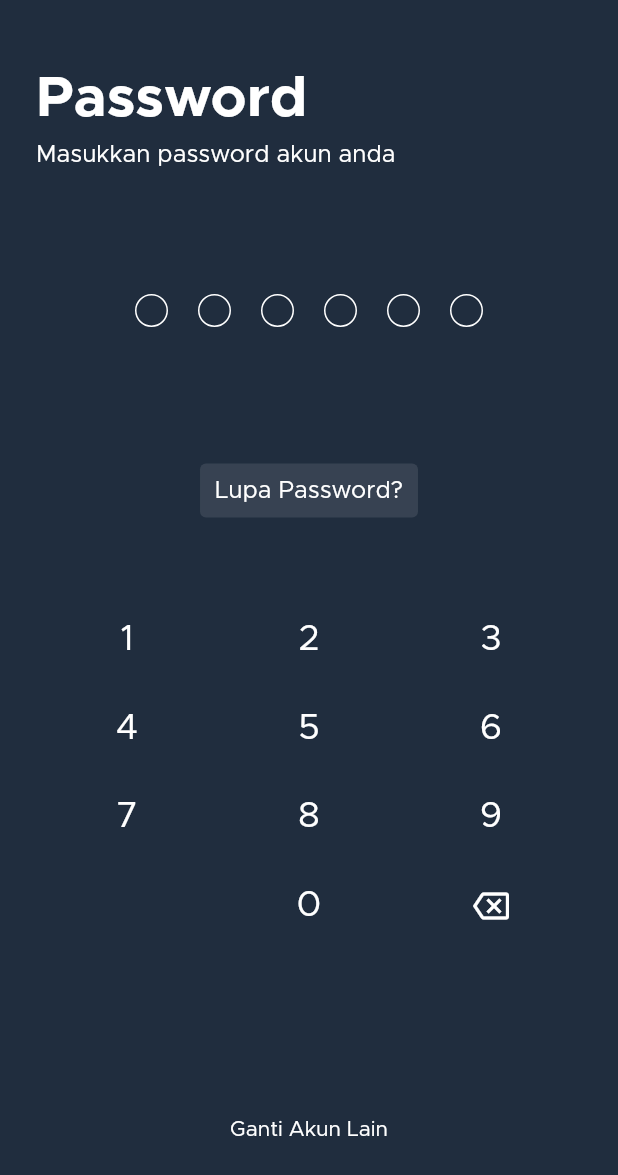
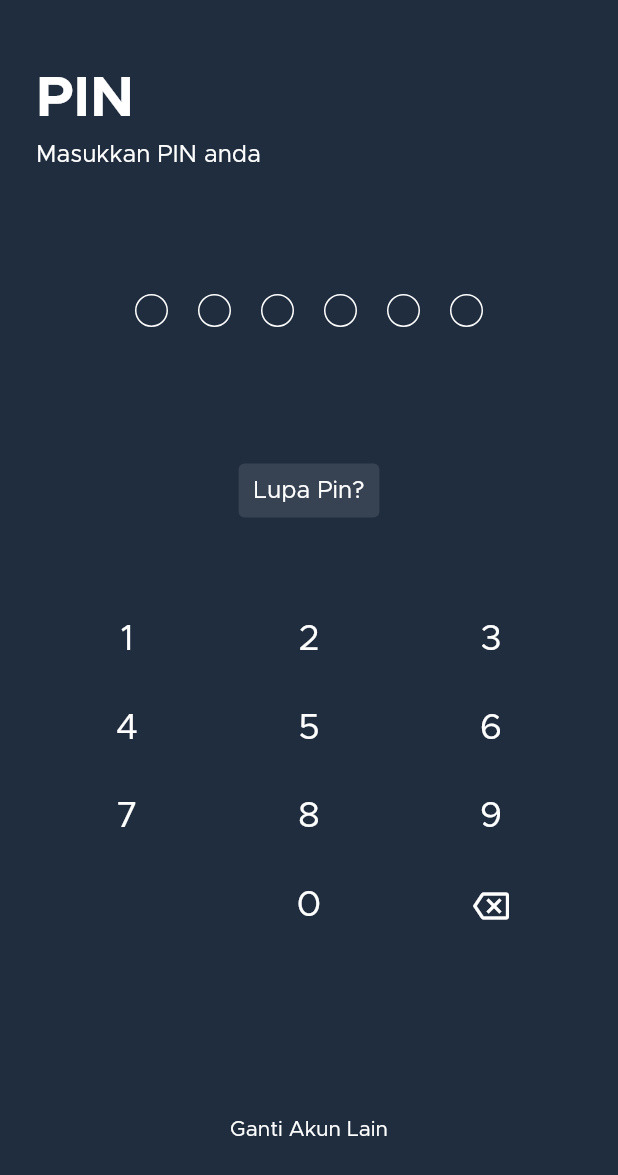
Before and after one commit to arifsaqa/cc-gold, a Flutter app: the Password screen opened directly, on a phone screen of 412 x 824 dp. Shown: the top 1175 px of the screen. Run offline on Flutter 3.47's test engine with Material 2 defaults, Android fonts, the phone set to English and light mode, and no system bars; our stand-ins replace fl_chart, flutter_spinkit, fluttertoast, get, shared_preferences; accounts and stored records are empty.

```diff
--- a/lib/main.dart
+++ b/lib/main.dart
@@ -1,6 +1,6 @@
 import 'package:flutter/material.dart';
+import 'package:get/route_manager.dart';
 import 'package:learnUI/constants/colors.dart';
-import 'package:learnUI/constants/fontSizes.dart';
 import 'package:learnUI/screens/goldGraphSreen/GoldGraphScreen.dart';
 import 'package:learnUI/screens/home/HomeScreen.dart';
 import 'package:learnUI/screens/notifications/notificationScreen.dart';
@@ -32,7 +32,7 @@ class _AppState extends State<MyApp> {
 
   @override
   Widget build(BuildContext context) {
-    return MaterialApp(
+    return GetMaterialApp(
       debugShowCheckedModeBanner: false,
       theme: ThemeData(
           scaffoldBackgroundColor: Colors.white,
--- /dev/null
+++ b/lib/models/User.dart
@@ -0,0 +1,94 @@
+// To parse this JSON data, do
+//
+//     final userData = userDataFromJson(jsonString);
+
+import 'dart:convert';
+
+UserData userDataFromJson(String str) =>
+    UserData.fromJson(json.decode(str) as Map<String, dynamic>);
+
+String userDataToJson(UserData data) => json.encode(data.toJson());
+
+class UserData {
+  UserData({
+    this.status,
+    this.user,
+    this.token,
+    this.isDeviceMatch,
+  });
+
+  dynamic status;
+  User? user;
+  dynamic token;
+  dynamic isDeviceMatch;
+
+  factory UserData.fromJson(Map<String, dynamic> json) => UserData(
+        status: json["status"],
+        user: User.fromJson(json["user"] as Map<String, dynamic>),
+        token: json["token"],
+        isDeviceMatch: json["isDeviceMatch"],
+      );
+
+  Map<String, dynamic> toJson() => <String, dynamic>{
+        "status": status,
+        "user": user!.toJson(),
+        "token": token,
+        "isDeviceMatch": isDeviceMatch,
+      };
+}
+
+class User {
+  User({
+    required this.id,
+    required this.name,
+    required this.email,
+    required this.phone,
+    required this.image,
+    required this.role,
+    required this.isVerified,
+    required this.deviceId,
+    this.emailVerifiedAt,
+    required this.createdAt,
+    required this.updatedAt,
+  });
+
+  dynamic id;
+  dynamic name;
+  dynamic email;
+  dynamic phone;
+  dynamic image;
+  dynamic role;
+  dynamic isVerified;
+  dynamic deviceId;
+  dynamic emailVerifiedAt;
+  dynamic createdAt;
+  dynamic updatedAt;
+
+  factory User.fromJson(Map<String, dynamic> json) => User(
+        id: json["id"],
+        name: json["name"],
+        email: json["email"],
+        phone: json["phone"],
+        image: json["image"],
+        role: json["role"],
+        isVerified: json["isVerified"],
+        deviceId: json["deviceId"],
+        emailVerifiedAt: json["email_verified_at"],
+        createdAt: DateTime.parse(json["created_at"] as String),
+        updatedAt: DateTime.parse(json["updated_at"] as String),
+      );
+
+  Map<String, dynamic> toJson() => <String, dynamic>{
+        "id": id,
+        "name": name,
+        "email": email,
+        "phone": phone,
+        "image": image,
+        "role": role,
+        "isVerified": isVerified,
+        "deviceId": deviceId,
+        "email_verified_at": emailVerifiedAt,
+        "created_at": createdAt.toIso8601String(),
+        "updated_at": updatedAt.toIso8601String(),
+      };
+}
--- a/lib/screens/welcome/password.dart
+++ b/lib/screens/welcome/password.dart
@@ -1,6 +1,12 @@
 import 'package:flutter/material.dart';
+import 'package:flutter_spinkit/flutter_spinkit.dart';
+import 'package:get/get.dart';
 import 'package:learnUI/constants/colors.dart';
 import 'package:learnUI/constants/fontSizes.dart';
+import 'package:learnUI/controllers/userController.dart';
+import 'package:shared_preferences/shared_preferences.dart';
+
+enum StateStatus { done, not }
 
 class Password extends StatefulWidget {
   final Widget redirecto;
@@ -12,8 +18,12 @@ class Password extends StatefulWidget {
 }
 
 class _StatePassword extends State<Password> {
+  final UserController controller = Get.put(UserController());
+  final key = new GlobalKey<ScaffoldState>();
   String _typedPassword = '';
+  // bool isLoading = false;
   void onTap() {
+    if (mounted) {
       setState(() {
         if (_typedPassword.length > 0) {
           String finalStr =
@@ -23,48 +33,78 @@ class _StatePassword extends State<Password> {
         }
       });
     }
+  }
 
   void onPress() {
+    if (mounted) {
       setState(() {
         if (_typedPassword.length > 0) {
           _typedPassword = '';
         }
       });
     }
+  }
 
   void inputController(String input) {
+    if (mounted) {
       setState(() {
         if (_typedPassword.length <= 6) {
           _typedPassword += input;
         }
       });
     }
+  }
 
   void cekPassword() async {
-    int cek = await _typedPassword.length;
-    if (cek == 6) {
-      Navigator.push<void>(
+    SharedPreferences ref = await SharedPreferences.getInstance();
+    String? phone = await ref.getString("phone");
+    if (mounted) {
+      // setState(() {
+      //   isLoading = true;
+      // });
+      await controller.login(_typedPassword);
+      if (controller.user.value.user != null) {
+        await Navigator.pushReplacement<void, void>(
             context, MaterialPageRoute(builder: (context) => widget.redirecto));
+        // setState(() {
+        //   isLoading = false;
+        // });
+      }
+    }
+  }
+
+  StateStatus cekchit() {
+    if (_typedPassword == 6) {
+      return StateStatus.done;
     } else {
-      print(_typedPassword);
+      return StateStatus.not;
     }
   }
 
   @override
+  void dispose() {
+    super.dispose();
+  }
+
+  @override
   Widget build(BuildContext context) {
+    const spinkit = SpinKitCircle(
+      color: Colors.white,
+      size: 50.0,
+    );
+
     Size size = MediaQuery.of(context).size;
-    cekPassword();
+    if (mounted) {
+      _typedPassword.length == 6 ? cekPassword() : "";
+      // _asu == true
+      //     ? Get.snackbar<void>('User 123', 'Successfully created',
+      //         snackPosition: SnackPosition.BOTTOM)
+      //     : "";
+    }
+
     return SafeArea(
       child: Scaffold(
-          // appBar: PreferredSize(
-          //   preferredSize: whereTo
-          //       ? Size.fromHeight(150.0)
-          //       : Size.fromHeight(0), // here the des
-          //   child: AppBar(
-          //     automaticallyImplyLeading: whereTo,
-          //     // toolbarHeight: whereTo ? 150 : 0,
-          //   ),
-          // ),
+          key: key,
           body: SingleChildScrollView(
               child: Container(
             height: size.height,
@@ -85,7 +125,7 @@ class _StatePassword extends State<Password> {
                                 bottom: 10,
                               ),
                               child: Text(
-                            "Password",
+                                "PIN",
                                 textScaleFactor: 1.0,
                                 style: TextStyle(
                                   fontFamily: "MetroBold",
@@ -99,7 +139,7 @@ class _StatePassword extends State<Password> {
                           children: [
                             Expanded(
                               child: Text(
-                            "Masukkan password akun anda",
+                                "Masukkan PIN anda",
                                 textScaleFactor: 1.0,
                                 style: TextStyle(
                                   fontSize: sm,
@@ -146,15 +186,33 @@ class _StatePassword extends State<Password> {
                             (state) => Colors.white)),
                     onPressed: null,
                     child: Text(
-                  'Lupa Password?',
+                      'Lupa Pin?',
                       style: TextStyle(fontSize: sm),
                       textScaleFactor: 1.0,
                     )),
                 // SizedBox(
                 //   height: 20,
                 // ),
-            buttons(['1', '2', '3', '4', '5', '6', '7', '8', '9', '', '0', '0'],
-                context, onTap, onPress, inputController),
+                GetX<UserController>(
+                    init: UserController(),
+                    builder: (_) => Container(
+                          child: _.loading.value
+                              ? spinkit
+                              : buttons([
+                                  '1',
+                                  '2',
+                                  '3',
+                                  '4',
+                                  '5',
+                                  '6',
+                                  '7',
+                                  '8',
+                                  '9',
+                                  '',
+                                  '0',
+                                  '0'
+                                ], context, onTap, onPress, inputController),
+                        )),
                 SizedBox(height: 20),
                 Container(
                   child: widget.isLoggingin
--- a/lib/sharedPreferrences/userLocal.dart
+++ b/lib/sharedPreferrences/userLocal.dart
@@ -4,15 +4,15 @@ class LocalUser {
   Future<void> setLocalUser(bool isSignin, int userId, String token) async {
     SharedPreferences pref = await SharedPreferences.getInstance();
 
-    pref.setBool("isSignin", isSignin);
     pref.setInt("userId", userId);
     pref.setString("token", token);
+    pref.setString("deviceId", token);
   }
 
-  Future<bool> getIsSignin() async {
+  Future<String> getDeviceId() async {
     SharedPreferences pref = await SharedPreferences.getInstance();
 
-    return pref.getBool("isSignin") ?? false;
+    return pref.getString("isSignin") ?? "";
   }
 
   Future<int> getUserId() async {
--- a/pubspec.yaml
+++ b/pubspec.yaml
@@ -31,7 +31,10 @@ dependencies:
   fl_chart: ^0.36.2
   shared_preferences: ^2.0.6
   device_info: ^2.0.2
-  flutter_bloc: ^7.0.1
+  http: ^0.13.3
+  flutter_spinkit: ^5.0.0
+  get: ^4.2.5
+  fluttertoast: ^8.0.7
 
 dev_dependencies:
   flutter_test:
```
Also changed, not shown: lib/api/auth.dart (added, +24 -0 lines), lib/constants/urls.dart (added, +17 -0 lines), lib/controllers/userController.dart (added, +46 -0 lines), lib/screens/home/components/Head.dart (+7 -3 lines), lib/screens/profile/components/Head.dart (+19 -8 lines), lib/screens/welcome/auth.dart (+9 -3 lines), lib/screens/welcome/welcome.dart (+7 -5 lines), lib/blocs/userBloc.dart (deleted), pubspec.lock. Lines whose indentation alone changed are shown as unchanged.
